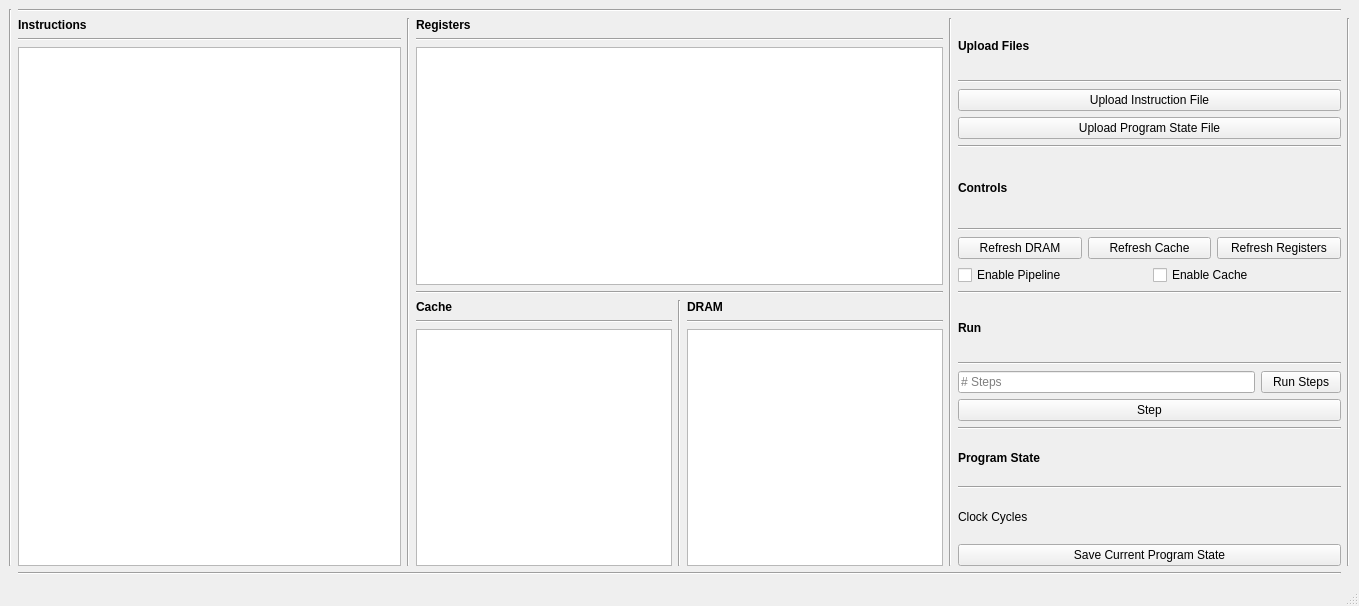
This is gui/gui.ui in bdunahu/RISC-V-ECTOR- as Qt 5 draws it before an edit. The edited form follows.
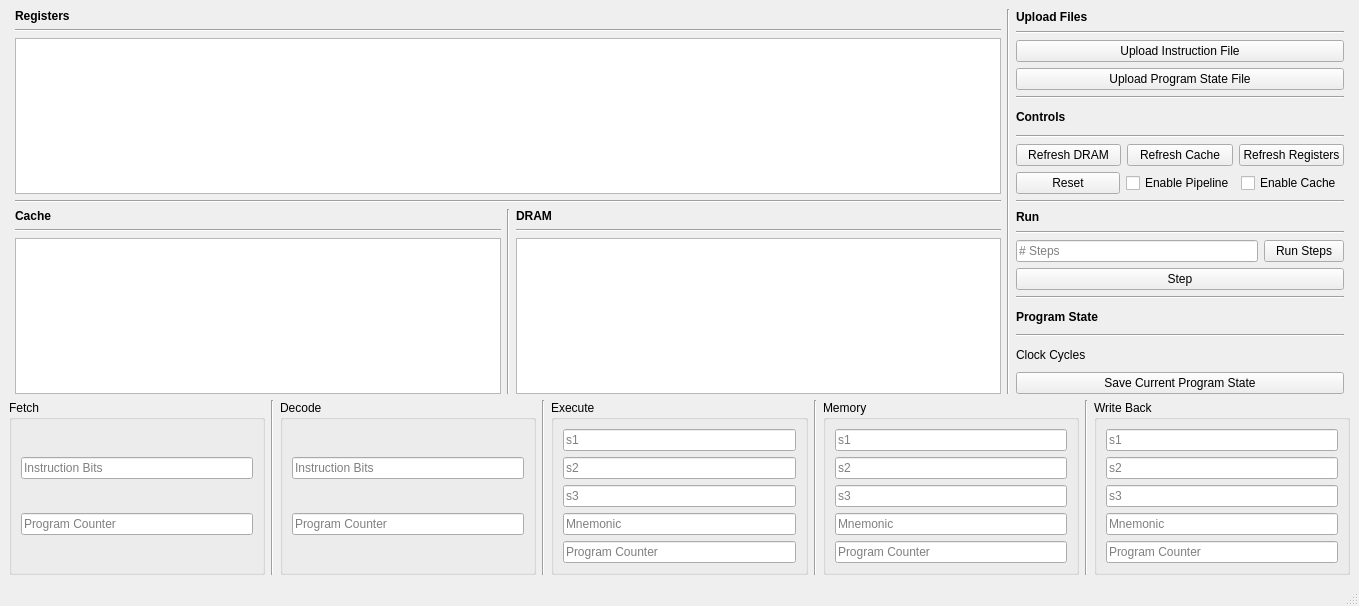
This is the edited form.

The edit to the form file:
```diff
--- a/gui/gui.ui
+++ b/gui/gui.ui
@@ -13,49 +13,16 @@
   <property name="windowTitle">
    <string>RISC V[ECTOR]</string>
   </property>
-    <widget class="QWidget" name="centralwidget">
-   <layout class="QVBoxLayout" name="verticalLayout_14">
+  <widget class="QWidget" name="centralwidget">
+   <layout class="QHBoxLayout" name="horizontalLayout_2">
     <item>
-     <layout class="QGridLayout" name="gridLayout">
-      <item row="1" column="6" rowspan="2">
-       <widget class="Line" name="line_14">
-        <property name="orientation">
-         <enum>Qt::Vertical</enum>
-        </property>
-       </widget>
-      </item>
-      <item row="1" column="1" rowspan="2">
-       <layout class="QVBoxLayout" name="verticalLayout">
+     <layout class="QGridLayout" name="gridLayout_2" rowstretch="0,0,0" columnstretch="0,3,0,1,0">
+      <item row="0" column="1">
+       <layout class="QVBoxLayout" name="verticalLayout_19">
         <item>
-         <widget class="QLabel" name="label">
-          <property name="font">
-           <font>
-            <bold>true</bold>
-           </font>
-          </property>
-          <property name="text">
-           <string>Instructions</string>
-          </property>
-         </widget>
-        </item>
-        <item>
-         <widget class="Line" name="line">
-          <property name="orientation">
-           <enum>Qt::Horizontal</enum>
-          </property>
-         </widget>
-        </item>
-        <item>
-         <widget class="QTextEdit" name="instruction_table"/>
-        </item>
-       </layout>
-      </item>
-      <item row="1" column="3" rowspan="2">
-       <layout class="QVBoxLayout" name="verticalLayout_13">
-        <item>
-         <layout class="QVBoxLayout" name="verticalLayout_3">
+         <layout class="QVBoxLayout" name="verticalLayout_20">
           <item>
-           <widget class="QLabel" name="label_2">
+           <widget class="QLabel" name="label_5">
             <property name="font">
              <font>
               <bold>true</bold>
@@ -67,7 +34,7 @@
            </widget>
           </item>
           <item>
-           <widget class="Line" name="line_2">
+           <widget class="Line" name="line_25">
             <property name="orientation">
              <enum>Qt::Horizontal</enum>
             </property>
@@ -79,18 +46,18 @@
          </layout>
         </item>
         <item>
-         <widget class="Line" name="line_13">
+         <widget class="Line" name="line_26">
           <property name="orientation">
            <enum>Qt::Horizontal</enum>
           </property>
          </widget>
         </item>
         <item>
-         <layout class="QHBoxLayout" name="horizontalLayout_5">
+         <layout class="QHBoxLayout" name="horizontalLayout_7">
           <item>
-           <layout class="QVBoxLayout" name="verticalLayout_2">
+           <layout class="QVBoxLayout" name="verticalLayout_21">
             <item>
-             <widget class="QLabel" name="label_4">
+             <widget class="QLabel" name="label_6">
               <property name="font">
                <font>
                 <bold>true</bold>
@@ -102,7 +69,7 @@
              </widget>
             </item>
             <item>
-             <widget class="Line" name="line_4">
+             <widget class="Line" name="line_27">
               <property name="orientation">
                <enum>Qt::Horizontal</enum>
               </property>
@@ -121,9 +88,9 @@
            </widget>
           </item>
           <item>
-           <layout class="QVBoxLayout" name="verticalLayout_4">
+           <layout class="QVBoxLayout" name="verticalLayout_22">
             <item>
-             <widget class="QLabel" name="label_3">
+             <widget class="QLabel" name="label_10">
               <property name="font">
                <font>
                 <bold>true</bold>
@@ -135,7 +102,7 @@
              </widget>
             </item>
             <item>
-             <widget class="Line" name="line_3">
+             <widget class="Line" name="line_29">
               <property name="orientation">
                <enum>Qt::Horizontal</enum>
               </property>
@@ -150,31 +117,253 @@
         </item>
        </layout>
       </item>
-      <item row="1" column="2" rowspan="2">
-       <widget class="Line" name="line_17">
-        <property name="orientation">
-         <enum>Qt::Vertical</enum>
-        </property>
-       </widget>
+      <item row="1" column="0" colspan="5">
+       <layout class="QHBoxLayout" name="horizontalLayout">
+        <item>
+         <widget class="QGroupBox" name="Fetch">
+          <property name="title">
+           <string>Fetch</string>
+          </property>
+          <layout class="QVBoxLayout" name="verticalLayout">
+           <item>
+            <widget class="QLineEdit" name="fetch_instruction_bits">
+             <property name="placeholderText">
+              <string>Instruction Bits</string>
+             </property>
+            </widget>
+           </item>
+           <item>
+            <widget class="QLineEdit" name="fetch_pc">
+             <property name="placeholderText">
+              <string>Program Counter</string>
+             </property>
+            </widget>
+           </item>
+          </layout>
+         </widget>
+        </item>
+        <item>
+         <widget class="Line" name="line">
+          <property name="orientation">
+           <enum>Qt::Vertical</enum>
+          </property>
+         </widget>
+        </item>
+        <item>
+         <widget class="QGroupBox" name="Decode">
+          <property name="title">
+           <string>Decode</string>
+          </property>
+          <layout class="QVBoxLayout" name="verticalLayout_2">
+           <item>
+            <widget class="QLineEdit" name="decode_s1">
+             <property name="placeholderText">
+              <string>Instruction Bits</string>
+             </property>
+            </widget>
+           </item>
+           <!-- <item>
+            <widget class="QLineEdit" name="decode_s2">
+             <property name="text">
+              <string/>
+             </property>
+             <property name="placeholderText">
+              <string>Program COunte</string>
+             </property>
+            </widget>
+           </item>
+           <item>
+            <widget class="QLineEdit" name="decode_s3">
+             <property name="placeholderText">
+              <string>s3</string>
+             </property>
+            </widget>
+           </item>
+           <item>
+            <widget class="QLineEdit" name="decode_mnemonic">
+             <property name="placeholderText">
+              <string>Mnemonic</string>
+             </property>
+            </widget>
+           </item> -->
+           <item>
+            <widget class="QLineEdit" name="decode_pc">
+             <property name="placeholderText">
+              <string>Program Counter</string>
+             </property>
+            </widget>
+           </item>
+          </layout>
+         </widget>
+        </item>
+        <item>
+         <widget class="Line" name="line_2">
+          <property name="orientation">
+           <enum>Qt::Vertical</enum>
+          </property>
+         </widget>
+        </item>
+        <item>
+         <widget class="QGroupBox" name="Execute">
+          <property name="title">
+           <string>Execute</string>
+          </property>
+          <layout class="QVBoxLayout" name="verticalLayout_3">
+           <item>
+            <widget class="QLineEdit" name="execute_s1">
+             <property name="placeholderText">
+              <string>s1</string>
+             </property>
+            </widget>
+           </item>
+           <item>
+            <widget class="QLineEdit" name="execute_s2">
+             <property name="text">
+              <string/>
+             </property>
+             <property name="placeholderText">
+              <string>s2</string>
+             </property>
+            </widget>
+           </item>
+           <item>
+            <widget class="QLineEdit" name="execute_s3">
+             <property name="placeholderText">
+              <string>s3</string>
+             </property>
+            </widget>
+           </item>
+           <item>
+            <widget class="QLineEdit" name="execute_mnemonic">
+             <property name="placeholderText">
+              <string>Mnemonic</string>
+             </property>
+            </widget>
+           </item>
+           <item>
+            <widget class="QLineEdit" name="execute_pc">
+             <property name="placeholderText">
+              <string>Program Counter</string>
+             </property>
+            </widget>
+           </item>
+          </layout>
+         </widget>
+        </item>
+        <item>
+         <widget class="Line" name="line_3">
+          <property name="orientation">
+           <enum>Qt::Vertical</enum>
+          </property>
+         </widget>
+        </item>
+        <item>
+         <widget class="QGroupBox" name="Memory">
+          <property name="title">
+           <string>Memory</string>
+          </property>
+          <layout class="QVBoxLayout" name="verticalLayout_4">
+           <item>
+            <widget class="QLineEdit" name="memory_s1">
+             <property name="placeholderText">
+              <string>s1</string>
+             </property>
+            </widget>
+           </item>
+           <item>
+            <widget class="QLineEdit" name="memory_s2">
+             <property name="text">
+              <string/>
+             </property>
+             <property name="placeholderText">
+              <string>s2</string>
+             </property>
+            </widget>
+           </item>
+           <item>
+            <widget class="QLineEdit" name="memory_s3">
+             <property name="placeholderText">
+              <string>s3</string>
+             </property>
+            </widget>
+           </item>
+           <item>
+            <widget class="QLineEdit" name="memory_mnemonic">
+             <property name="placeholderText">
+              <string>Mnemonic</string>
+             </property>
+            </widget>
+           </item>
+           <item>
+            <widget class="QLineEdit" name="memory_pc">
+             <property name="placeholderText">
+              <string>Program Counter</string>
+             </property>
+            </widget>
+           </item>
+          </layout>
+         </widget>
+        </item>
+        <item>
+         <widget class="Line" name="line_4">
+          <property name="orientation">
+           <enum>Qt::Vertical</enum>
+          </property>
+         </widget>
+        </item>
+        <item>
+         <widget class="QGroupBox" name="WriteBack">
+          <property name="title">
+           <string>Write Back</string>
+          </property>
+          <layout class="QVBoxLayout" name="verticalLayout_5">
+           <item>
+            <widget class="QLineEdit" name="wb_s1">
+             <property name="placeholderText">
+              <string>s1</string>
+             </property>
+            </widget>
+           </item>
+           <item>
+            <widget class="QLineEdit" name="wb_s2">
+             <property name="text">
+              <string/>
+             </property>
+             <property name="placeholderText">
+              <string>s2</string>
+             </property>
+            </widget>
+           </item>
+           <item>
+            <widget class="QLineEdit" name="wb_s3">
+             <property name="placeholderText">
+              <string>s3</string>
+             </property>
+            </widget>
+           </item>
+           <item>
+            <widget class="QLineEdit" name="wb_mnemonic">
+             <property name="placeholderText">
+              <string>Mnemonic</string>
+             </property>
+            </widget>
+           </item>
+           <item>
+            <widget class="QLineEdit" name="wb_pc">
+             <property name="placeholderText">
+              <string>Program Counter</string>
+             </property>
+            </widget>
+           </item>
+          </layout>
+         </widget>
+        </item>
+       </layout>
       </item>
-      <item row="0" column="1" colspan="5">
-       <widget class="Line" name="line_10">
-        <property name="orientation">
-         <enum>Qt::Horizontal</enum>
-        </property>
-       </widget>
-      </item>
-      <item row="3" column="1" colspan="5">
-       <widget class="Line" name="line_11">
-        <property name="orientation">
-         <enum>Qt::Horizontal</enum>
-        </property>
-       </widget>
-      </item>
-      <item row="1" column="5" rowspan="2">
-       <layout class="QVBoxLayout" name="verticalLayout_12">
+      <item row="0" column="3">
+       <layout class="QVBoxLayout" name="verticalLayout_23">
         <item>
-         <layout class="QVBoxLayout" name="verticalLayout_8">
+         <layout class="QVBoxLayout" name="verticalLayout_24">
           <item>
            <widget class="QLabel" name="label_7">
             <property name="font">
@@ -188,7 +377,7 @@
            </widget>
           </item>
           <item>
-           <widget class="Line" name="line_5">
+           <widget class="Line" name="line_33">
             <property name="orientation">
              <enum>Qt::Horizontal</enum>
             </property>
@@ -226,7 +415,7 @@
          </layout>
         </item>
         <item>
-         <layout class="QVBoxLayout" name="verticalLayout_9">
+         <layout class="QVBoxLayout" name="verticalLayout_26">
           <item>
            <widget class="QLabel" name="label_8">
             <property name="font">
@@ -247,9 +436,9 @@
            </widget>
           </item>
           <item>
-           <layout class="QVBoxLayout" name="verticalLayout_5">
+           <layout class="QVBoxLayout" name="verticalLayout_27">
             <item>
-             <layout class="QHBoxLayout" name="horizontalLayout_2">
+             <layout class="QHBoxLayout" name="horizontalLayout_9">
               <item>
                <widget class="QPushButton" name="refresh_dram_btn">
                 <property name="text">
@@ -274,12 +463,25 @@
              </layout>
             </item>
             <item>
-             <layout class="QHBoxLayout" name="horizontalLayout">
+             <layout class="QHBoxLayout" name="horizontalLayout_10">
+              <item>
+               <widget class="QPushButton" name="Reset_Btn">
+                <property name="text">
+                 <string>Reset</string>
+                </property>
+               </widget>
+              </item>
               <item>
                <widget class="QCheckBox" name="enable_pipeline_checkbox">
                 <property name="text">
                  <string>Enable Pipeline</string>
                 </property>
+                <property name="checkable">
+                 <bool>false</bool>
+                </property>
+                <property name="checked">
+                 <bool>false</bool>
+                </property>
                </widget>
               </item>
               <item>
@@ -287,6 +489,9 @@
                 <property name="text">
                  <string>Enable Cache</string>
                 </property>
+                <property name="checkable">
+                 <bool>false</bool>
+                </property>
                </widget>
               </item>
              </layout>
@@ -296,7 +501,7 @@
          </layout>
         </item>
         <item>
-         <layout class="QVBoxLayout" name="verticalLayout_10">
+         <layout class="QVBoxLayout" name="verticalLayout_28">
           <item>
            <widget class="Line" name="line_15">
             <property name="orientation">
@@ -355,14 +560,14 @@
          </layout>
         </item>
         <item>
-         <widget class="Line" name="line_16">
+         <widget class="Line" name="line_38">
           <property name="orientation">
            <enum>Qt::Horizontal</enum>
           </property>
          </widget>
         </item>
         <item>
-         <layout class="QVBoxLayout" name="verticalLayout_11">
+         <layout class="QVBoxLayout" name="verticalLayout_30">
           <item>
            <widget class="QLabel" name="label_11">
             <property name="font">
@@ -400,15 +605,8 @@
         </item>
        </layout>
       </item>
-      <item row="0" column="0" rowspan="3">
-       <widget class="Line" name="line_12">
-        <property name="orientation">
-         <enum>Qt::Vertical</enum>
-        </property>
-       </widget>
-      </item>
-      <item row="1" column="4" rowspan="2">
-       <widget class="Line" name="line_18">
+      <item row="0" column="2">
+       <widget class="Line" name="line_5">
         <property name="orientation">
          <enum>Qt::Vertical</enum>
         </property>
```
Left out of the diff: 28 changed lines with no effect on the pictures.
